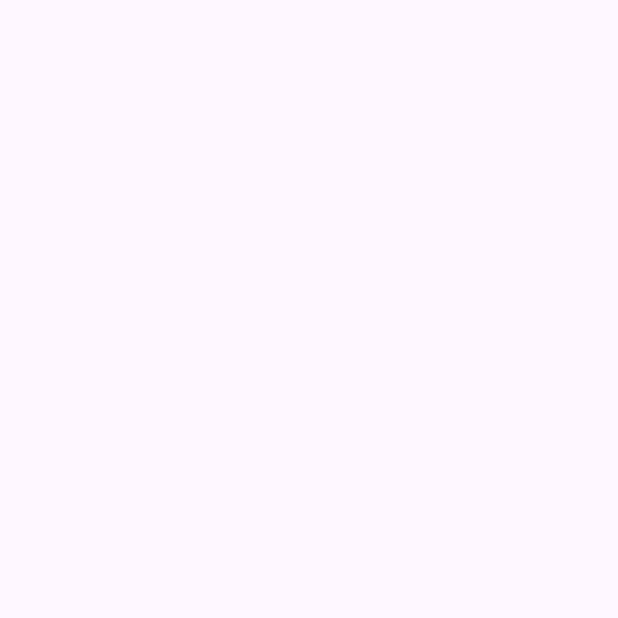
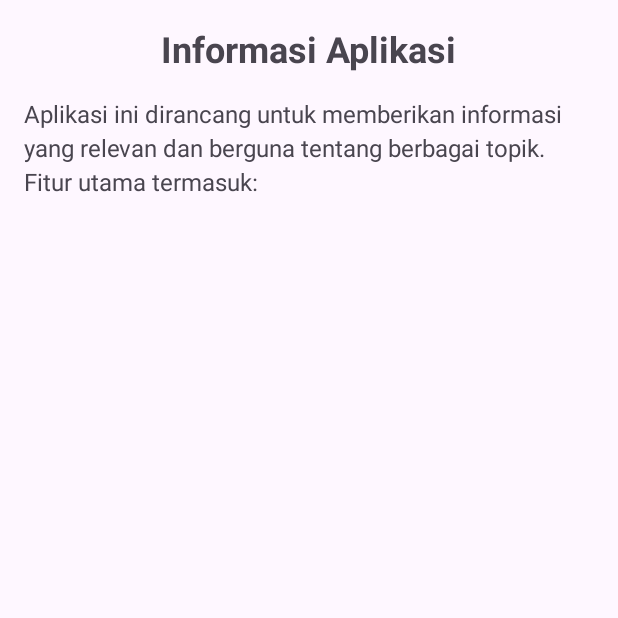
Before and after one commit to Naufalrangkuti/ProjectAkhirJMPV, an Android app: the informasi screen opened directly, with no data from a screen before it, on a phone screen of 412 x 824 dp, the top half of it. Before the commit the part shown is empty. Run offline under Robolectric (Android 15) with nearby library versions, the light colour scheme and no system bars.

Commit message:
perbaikan project

```diff
--- a/app/src/main/AndroidManifest.xml
+++ b/app/src/main/AndroidManifest.xml
@@ -12,6 +12,9 @@
         android:supportsRtl="true"
         android:theme="@style/Theme.ProjectAkhirJMP"
         tools:targetApi="31">
+        <activity
+            android:name=".list_item"
+            android:exported="false" />
         <activity
             android:name=".listdata"
             android:exported="false" />
--- a/app/src/main/java/com/example/projectakhirjmp/informasi.java
+++ b/app/src/main/java/com/example/projectakhirjmp/informasi.java
@@ -1,24 +1,31 @@
 package com.example.projectakhirjmp;
 
 import android.os.Bundle;
+import android.view.View;
+import android.widget.Button;
 
-import androidx.activity.EdgeToEdge;
-import androidx.appcompat.app.AppCompatActivity;
+import androidx.activity.ComponentActivity;
 import androidx.core.graphics.Insets;
 import androidx.core.view.ViewCompat;
 import androidx.core.view.WindowInsetsCompat;
 
-public class informasi extends AppCompatActivity {
+public class informasi extends ComponentActivity {
+
+    Button btnkembali;
 
     @Override
     protected void onCreate(Bundle savedInstanceState) {
         super.onCreate(savedInstanceState);
-        EdgeToEdge.enable(this);
         setContentView(R.layout.activity_informasi);
-        ViewCompat.setOnApplyWindowInsetsListener(findViewById(R.id.main), (v, insets) -> {
-            Insets systemBars = insets.getInsets(WindowInsetsCompat.Type.systemBars());
-            v.setPadding(systemBars.left, systemBars.top, systemBars.right, systemBars.bottom);
-            return insets;
-        });
+
+        View mainLayout = findViewById(R.id.main);
+        if (mainLayout != null) {
+            ViewCompat.setOnApplyWindowInsetsListener(mainLayout, (v, insets) -> {
+                Insets systemBars = insets.getInsets(WindowInsetsCompat.Type.systemBars());
+                v.setPadding(systemBars.left, systemBars.top, systemBars.right, systemBars.bottom);
+                return insets;
+            });
+        }
+
     }
 }
--- /dev/null
+++ b/app/src/main/res/drawable/btn.xml
@@ -0,0 +1,5 @@
+<?xml version="1.0" encoding="utf-8"?>
+<shape xmlns:android="http://schemas.android.com/apk/res/android">
+    <solid android:color="#3fff"/>
+        <corners android:radius="50dp"/>
+</shape>
--- a/app/src/main/res/layout/activity_informasi.xml
+++ b/app/src/main/res/layout/activity_informasi.xml
@@ -1,10 +1,30 @@
 <?xml version="1.0" encoding="utf-8"?>
-<androidx.constraintlayout.widget.ConstraintLayout xmlns:android="http://schemas.android.com/apk/res/android"
-    xmlns:app="http://schemas.android.com/apk/res-auto"
+<LinearLayout xmlns:android="http://schemas.android.com/apk/res/android"
     xmlns:tools="http://schemas.android.com/tools"
     android:id="@+id/main"
     android:layout_width="match_parent"
     android:layout_height="match_parent"
+    android:orientation="vertical"
+    android:padding="16dp"
     tools:context=".informasi">
 
-</androidx.constraintlayout.widget.ConstraintLayout>
+    <TextView
+        android:id="@+id/title"
+        android:layout_width="wrap_content"
+        android:layout_height="wrap_content"
+        android:text="Informasi Aplikasi"
+        android:textSize="24sp"
+        android:textStyle="bold"
+        android:layout_gravity="center_horizontal"
+        android:layout_marginBottom="16dp"/>
+
+    <TextView
+        android:id="@+id/app_description"
+        android:layout_width="match_parent"
+        android:layout_height="wrap_content"
+        android:text="Aplikasi ini dirancang untuk memberikan informasi yang relevan dan berguna tentang berbagai topik. Fitur utama termasuk:\n\n"
+        android:textSize="16sp"
+        android:lineSpacingExtra="4dp"
+        android:layout_marginBottom="16dp"/>
+
+</LinearLayout>
--- a/app/src/main/res/layout/activity_inputdata.xml
+++ b/app/src/main/res/layout/activity_inputdata.xml
@@ -42,7 +42,7 @@
         android:inputType="text" />
 
     <EditText
-        android:id="@+id/editmoto"
+        android:id="@+id/editmotto"
         android:layout_width="match_parent"
         android:layout_height="wrap_content"
         android:layout_marginBottom="24dp"
--- a/app/src/main/res/layout/activity_listdata.xml
+++ b/app/src/main/res/layout/activity_listdata.xml
@@ -6,6 +6,7 @@
     android:layout_width="match_parent"
     android:layout_height="match_parent"
     android:orientation="vertical"
+    android:background="@drawable/ppp"
     android:padding="16dp">
 
     <EditText
--- a/app/src/main/res/layout/activity_main.xml
+++ b/app/src/main/res/layout/activity_main.xml
@@ -6,10 +6,10 @@
     android:layout_width="match_parent"
     android:layout_height="match_parent"
     android:padding="16dp"
+    android:background="@drawable/man"
     tools:context=".listdata">
 
 
-    <!-- Button Data Input -->
 
     <ImageView
         android:id="@+id/imageView"
--- a/app/src/main/res/layout/activity_register.xml
+++ b/app/src/main/res/layout/activity_register.xml
@@ -6,6 +6,7 @@
     android:layout_width="match_parent"
     android:layout_height="match_parent"
     android:orientation="vertical"
+    android:background="@drawable/www"
     android:padding="16dp"
     tools:context=".register">
 
@@ -71,7 +72,7 @@
         android:id="@+id/buttonreg"
         android:layout_width="match_parent"
         android:layout_height="wrap_content"
-        android:text="Reegister"
+        android:text="Register"
         android:layout_marginTop="24dp"/>
 
     <Button
```
Also changed, not shown: app/src/main/java/com/example/projectakhirjmp/inputdata.java (+9 -13 lines), app/src/main/java/com/example/projectakhirjmp/list_item.java (added, +24 -0 lines), app/src/main/java/com/example/projectakhirjmp/listdata.java (+2 -5 lines), app/src/main/res/layout/activity_list_item.xml (added, +25 -0 lines), app/src/main/res/layout/activity_login.xml (+32 -13 lines), app/src/main/res/drawable/jaf.png (added), app/src/main/res/drawable/logoo.png (added), app/src/main/res/drawable/man.png (added), app/src/main/res/drawable/ppp.png (added), app/src/main/res/drawable/www.png (added).
